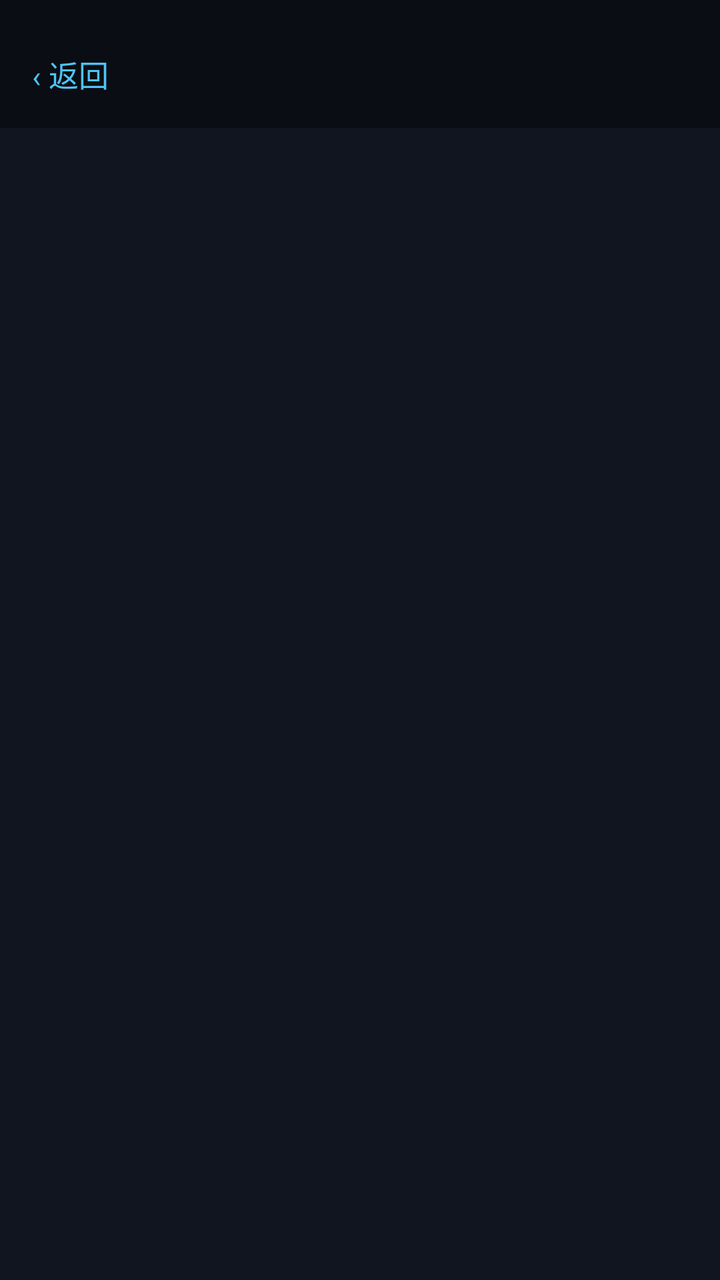
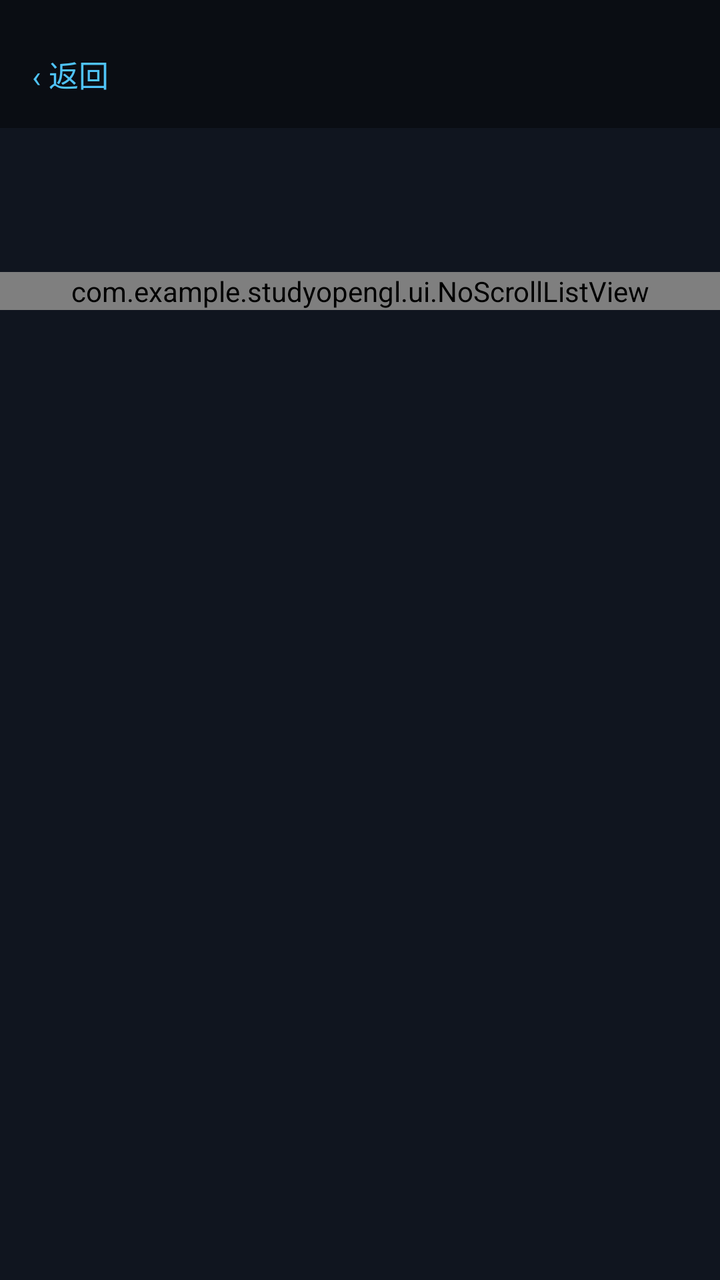

The first picture is an Android layout as it rendered before a commit; the second is the same layout after the commit. The layout source and the unified diff follow.
<!-- AndroidManifest.xml: application theme AppTheme -->
<!-- res/layout/activity_chapter.xml -->
<?xml version="1.0" encoding="utf-8"?>
<LinearLayout xmlns:android="http://schemas.android.com/apk/res/android"
    android:layout_width="match_parent"
    android:layout_height="match_parent"
    android:background="@color/bg_dark"
    android:orientation="vertical">

    
    <LinearLayout
        android:layout_width="match_parent"
        android:layout_height="wrap_content"
        android:background="#66000000"
        android:gravity="center_vertical"
        android:orientation="horizontal"
        android:paddingLeft="8dp"
        android:paddingTop="18dp"
        android:paddingRight="12dp"
        android:paddingBottom="8dp">

        <TextView
            android:id="@+id/btn_back"
            android:layout_width="wrap_content"
            android:layout_height="wrap_content"
            android:background="?android:attr/selectableItemBackground"
            android:padding="8dp"
            android:text="@string/back"
            android:textColor="@color/accent"
            android:textSize="15sp" />

        <TextView
            android:id="@+id/tv_chapter_title"
            android:layout_width="0dp"
            android:layout_height="wrap_content"
            android:layout_marginLeft="6dp"
            android:layout_weight="1"
            android:ellipsize="end"
            android:maxLines="1"
            android:textColor="@color/text_primary"
            android:textSize="16sp"
            android:textStyle="bold" />
    </LinearLayout>

    <ScrollView
        android:layout_width="match_parent"
        android:layout_height="match_parent">

        <LinearLayout
            android:layout_width="match_parent"
            android:layout_height="wrap_content"
            android:orientation="vertical">

            <TextView
                android:id="@+id/tv_chapter_detail"
                android:layout_width="match_parent"
                android:layout_height="wrap_content"
                android:lineSpacingExtra="3dp"
                android:paddingLeft="16dp"
                android:paddingTop="14dp"
                android:paddingRight="16dp"
                android:paddingBottom="8dp"
                android:textColor="@color/text_detail"
                android:textSize="12sp" />

            <TextView
                android:id="@+id/tv_sub_count"
                android:layout_width="match_parent"
                android:layout_height="wrap_content"
                android:paddingLeft="16dp"
                android:paddingTop="10dp"
                android:paddingBottom="6dp"
                android:textColor="@color/accent"
                android:textSize="13sp"
                android:textStyle="bold" />

            <ListView
                android:id="@+id/sub_list"
                android:layout_width="match_parent"
                android:layout_height="wrap_content"
                android:divider="@color/divider"
                android:dividerHeight="1px" />
        </LinearLayout>
    </ScrollView>
</LinearLayout>
<!-- resources referenced by this layout -->
<resources>
  <color name="accent">#FF4FC3F7</color>
  <color name="bg_dark">#FF10151F</color>
  <color name="divider">#FF22303F</color>
  <color name="text_detail">#FFB0BEC5</color>
  <color name="text_primary">#FFECEFF1</color>
  <string name="back">‹ 返回</string>
  <style name="AppTheme" parent="android:Theme.Material.NoActionBar">
          <item name="android:windowBackground">@color/bg_dark</item>
          <item name="android:statusBarColor">@color/bg_dark</item>
          <item name="android:navigationBarColor">@color/bg_dark</item>
          <item name="android:colorAccent">@color/accent</item>
          <item name="android:colorPrimary">@color/badge_bg</item>
          <item name="android:colorPrimaryDark">@color/bg_dark</item>
      </style>
  <color name="badge_bg">#FF1E3A5F</color>
</resources>

<!-- the commit's change to res/layout/activity_chapter.xml (unified diff, before → after) -->
@@ -72,12 +72,13 @@
                 android:textSize="13sp"
                 android:textStyle="bold" />
 
-            <ListView
+            <com.example.studyopengl.ui.NoScrollListView
                 android:id="@+id/sub_list"
                 android:layout_width="match_parent"
                 android:layout_height="wrap_content"
                 android:divider="@color/divider"
-                android:dividerHeight="1px" />
+                android:dividerHeight="1px" >
+            </com.example.studyopengl.ui.NoScrollListView>
         </LinearLayout>
     </ScrollView>
 </LinearLayout>
